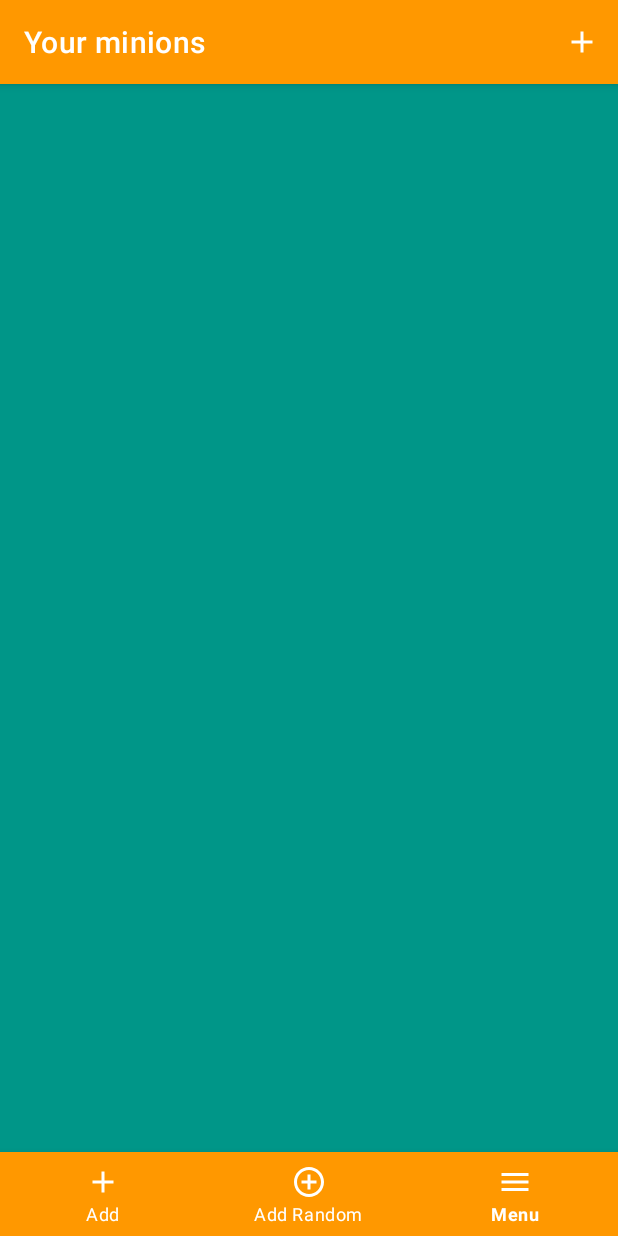
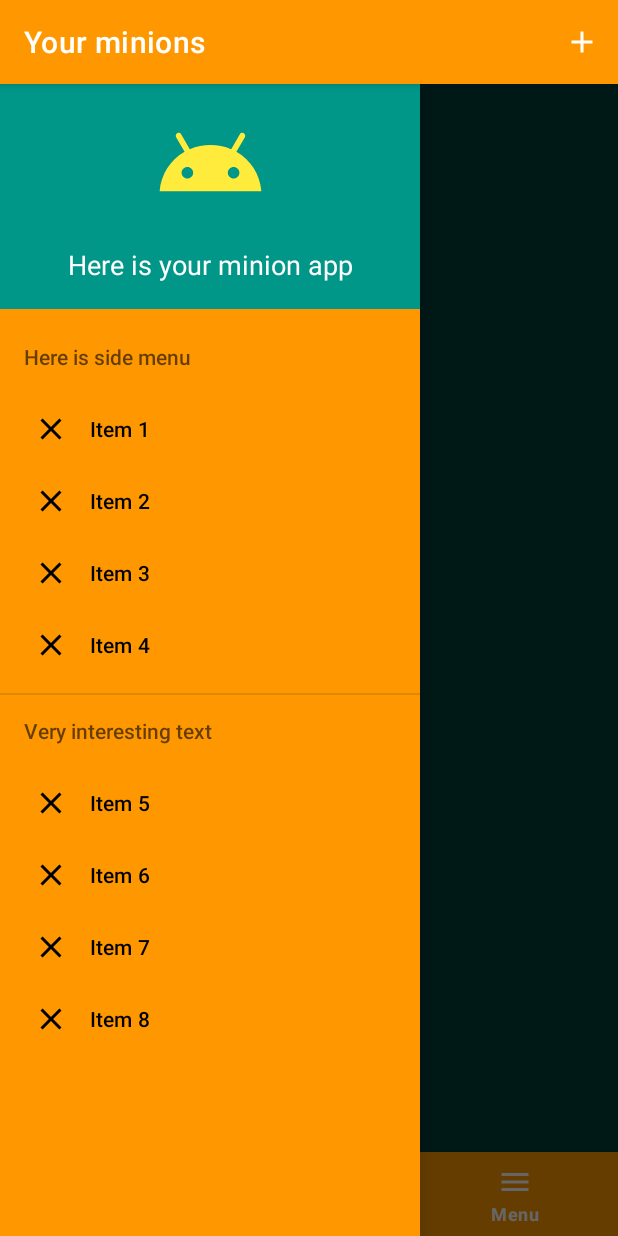
Before and after one commit to seregious/PlantsHandBook, an Android app: the screen it shows after launch (MainActivity), item 3 of the bottom bar chosen, on a phone screen of 412 x 824 dp. Run offline under Robolectric (Android 15) with nearby library versions, the phone set to English and light mode, and no system bars.

Commit message:
setup navigation bar

```diff
--- a/app/src/main/java/com/example/plantshandbook/MainActivity.kt
+++ b/app/src/main/java/com/example/plantshandbook/MainActivity.kt
@@ -6,8 +6,10 @@ import androidx.appcompat.app.AppCompatActivity
 import android.os.Bundle
 import android.view.Menu
 import android.view.MenuItem
+import android.widget.Toast
 import androidx.activity.result.ActivityResultLauncher
 import androidx.activity.result.contract.ActivityResultContracts
+import androidx.core.view.GravityCompat
 import androidx.recyclerview.widget.GridLayoutManager
 import androidx.recyclerview.widget.LinearLayoutManager
 import com.example.plantshandbook.databinding.ActivityMainBinding
@@ -32,8 +34,18 @@ class MainActivity : AppCompatActivity() {
         binding.bottomNav.setOnItemSelectedListener {
             when(it.itemId) {
                 R.id.add -> openAddActivity()
+                R.id.menu -> binding.drawer.openDrawer(GravityCompat.START)
             }
             return@setOnItemSelectedListener true
+        }
+
+        binding.apply {
+            navView.setNavigationItemSelectedListener {
+                when(it.itemId) {
+                    R.id.item1 -> Toast.makeText(this@MainActivity, R.string.sideMenuText, Toast.LENGTH_LONG).show()
+                }
+                true
+            }
         }
     }
 
@@ -51,6 +63,7 @@ class MainActivity : AppCompatActivity() {
     override fun onOptionsItemSelected(item: MenuItem): Boolean {
         if(item.itemId == R.id.add) {
             openAddActivity()
+            //openAddActivity()
         }
         return true
     }
--- /dev/null
+++ b/app/src/main/res/drawable/ic_android.xml
@@ -0,0 +1,5 @@
+<vector android:height="24dp" android:tint="#FFEB3B"
+    android:viewportHeight="24" android:viewportWidth="24"
+    android:width="24dp" xmlns:android="http://schemas.android.com/apk/res/android">
+    <path android:fillColor="#FF9800" android:pathData="M17.6,9.48l1.84,-3.18c0.16,-0.31 0.04,-0.69 -0.26,-0.85c-0.29,-0.15 -0.65,-0.06 -0.83,0.22l-1.88,3.24c-2.86,-1.21 -6.08,-1.21 -8.94,0L5.65,5.67c-0.19,-0.29 -0.58,-0.38 -0.87,-0.2C4.5,5.65 4.41,6.01 4.56,6.3L6.4,9.48C3.3,11.25 1.28,14.44 1,18h22C22.72,14.44 20.7,11.25 17.6,9.48zM7,15.25c-0.69,0 -1.25,-0.56 -1.25,-1.25c0,-0.69 0.56,-1.25 1.25,-1.25S8.25,13.31 8.25,14C8.25,14.69 7.69,15.25 7,15.25zM17,15.25c-0.69,0 -1.25,-0.56 -1.25,-1.25c0,-0.69 0.56,-1.25 1.25,-1.25s1.25,0.56 1.25,1.25C18.25,14.69 17.69,15.25 17,15.25z"/>
+</vector>
--- /dev/null
+++ b/app/src/main/res/drawable/ic_close.xml
@@ -0,0 +1,5 @@
+<vector android:height="24dp" android:tint="#000000"
+    android:viewportHeight="24" android:viewportWidth="24"
+    android:width="24dp" xmlns:android="http://schemas.android.com/apk/res/android">
+    <path android:fillColor="@android:color/white" android:pathData="M19,6.41L17.59,5 12,10.59 6.41,5 5,6.41 10.59,12 5,17.59 6.41,19 12,13.41 17.59,19 19,17.59 13.41,12z"/>
+</vector>
--- a/app/src/main/res/layout/activity_main.xml
+++ b/app/src/main/res/layout/activity_main.xml
@@ -1,27 +1,38 @@
 <?xml version="1.0" encoding="utf-8"?>
-<androidx.constraintlayout.widget.ConstraintLayout xmlns:android="http://schemas.android.com/apk/res/android"
+<androidx.drawerlayout.widget.DrawerLayout xmlns:android="http://schemas.android.com/apk/res/android"
     xmlns:app="http://schemas.android.com/apk/res-auto"
     xmlns:tools="http://schemas.android.com/tools"
+    android:id="@+id/drawer"
     android:layout_width="match_parent"
     android:layout_height="match_parent"
     android:background="#009688"
+
     tools:context=".MainActivity">
 
 
     <androidx.recyclerview.widget.RecyclerView
         android:id="@+id/recyclerView"
-        android:layout_width="0dp"
-        android:layout_height="0dp"
+        android:layout_width="wrap_content"
+        android:layout_height="wrap_content"
         android:layout_marginStart="32dp"
         android:layout_marginTop="32dp"
         android:layout_marginEnd="32dp"
+
         app:layout_constraintEnd_toEndOf="parent"
         app:layout_constraintStart_toStartOf="parent"
-        app:layout_constraintTop_toTopOf="parent" />
+        app:layout_constraintTop_toTopOf="parent">
+
+    </androidx.recyclerview.widget.RecyclerView>
+
+    <LinearLayout
+        android:layout_width="match_parent"
+        android:layout_height="match_parent"
+        android:gravity="bottom"
+        android:orientation="vertical">
 
         <com.google.android.material.bottomnavigation.BottomNavigationView
             android:id="@+id/bottomNav"
-        android:layout_width="0dp"
+            android:layout_width="wrap_content"
             android:layout_height="wrap_content"
             android:background="#FF9800"
             app:itemIconTint="@drawable/bottom_nav_selector"
@@ -30,4 +41,15 @@
             app:layout_constraintEnd_toEndOf="parent"
             app:layout_constraintStart_toStartOf="parent"
             app:menu="@menu/bottom_menu" />
-</androidx.constraintlayout.widget.ConstraintLayout>
+    </LinearLayout>
+
+    <com.google.android.material.navigation.NavigationView
+        android:id="@+id/navView"
+        android:layout_width="wrap_content"
+        android:layout_height="match_parent"
+        android:layout_gravity="start"
+        android:background="#FF9800"
+        app:headerLayout="@layout/header"
+        app:menu="@menu/nav_menu" />
+
+</androidx.drawerlayout.widget.DrawerLayout>
--- /dev/null
+++ b/app/src/main/res/layout/header.xml
@@ -0,0 +1,32 @@
+<?xml version="1.0" encoding="utf-8"?>
+<androidx.constraintlayout.widget.ConstraintLayout xmlns:android="http://schemas.android.com/apk/res/android"
+    xmlns:app="http://schemas.android.com/apk/res-auto"
+    xmlns:tools="http://schemas.android.com/tools"
+    android:layout_width="match_parent"
+    android:layout_height="150dp"
+    android:background="#009688"
+    android:backgroundTint="#009688">
+
+    <ImageView
+        android:id="@+id/imageView2"
+        android:layout_width="87dp"
+        android:layout_height="74dp"
+        android:layout_marginTop="16dp"
+        android:contentDescription="TODO"
+        app:layout_constraintEnd_toEndOf="parent"
+        app:layout_constraintStart_toStartOf="parent"
+        app:layout_constraintTop_toTopOf="parent"
+        app:srcCompat="@drawable/ic_android" />
+
+    <TextView
+        android:id="@+id/headerTitle"
+        android:layout_width="wrap_content"
+        android:layout_height="wrap_content"
+        android:text="@string/headerTitle"
+        android:textColor="@color/white"
+        android:textSize="18sp"
+        app:layout_constraintBottom_toBottomOf="parent"
+        app:layout_constraintEnd_toEndOf="@+id/imageView2"
+        app:layout_constraintStart_toStartOf="@+id/imageView2"
+        app:layout_constraintTop_toBottomOf="@+id/imageView2" />
+</androidx.constraintlayout.widget.ConstraintLayout>
--- /dev/null
+++ b/app/src/main/res/menu/nav_menu.xml
@@ -0,0 +1,23 @@
+<?xml version="1.0" encoding="utf-8"?>
+<menu xmlns:android="http://schemas.android.com/apk/res/android"
+    xmlns:tools="http://schemas.android.com/tools"
+    tools:showIn="navigation_view">
+    <item android:title="@string/sideMenu">
+        <menu>
+            <item android:title="Item 1" android:id="@+id/item1" android:icon="@drawable/ic_close"/>
+            <item android:title="Item 2" android:id="@+id/item2" android:icon="@drawable/ic_close"/>
+            <item android:title="Item 3" android:id="@+id/item3" android:icon="@drawable/ic_close"/>
+            <item android:title="Item 4" android:id="@+id/item4" android:icon="@drawable/ic_close"/>
+        </menu>
+    </item>
+
+    <item android:title="@string/sideMenuText">
+        <menu>
+            <item android:title="Item 5" android:id="@+id/item5" android:icon="@drawable/ic_close"/>
+            <item android:title="Item 6" android:id="@+id/item6" android:icon="@drawable/ic_close"/>
+            <item android:title="Item 7" android:id="@+id/item7" android:icon="@drawable/ic_close"/>
+            <item android:title="Item 8" android:id="@+id/item8" android:icon="@drawable/ic_close"/>
+        </menu>
+    </item>
+
+</menu>
--- a/app/src/main/res/values/strings.xml
+++ b/app/src/main/res/values/strings.xml
@@ -6,4 +6,8 @@
     <string name="addPlant">Add</string>
     <string name="addRandom">Add Random</string>
     <string name="menu">Menu</string>
+    <string name="sideMenu">Here is side menu</string>
+    <string name="closeSideMenu">Close</string>
+    <string name="sideMenuText">Very interesting text</string>
+    <string name="headerTitle">Here is your minion app</string>
 </resources>
```
Lines whose indentation alone changed are shown as unchanged.
